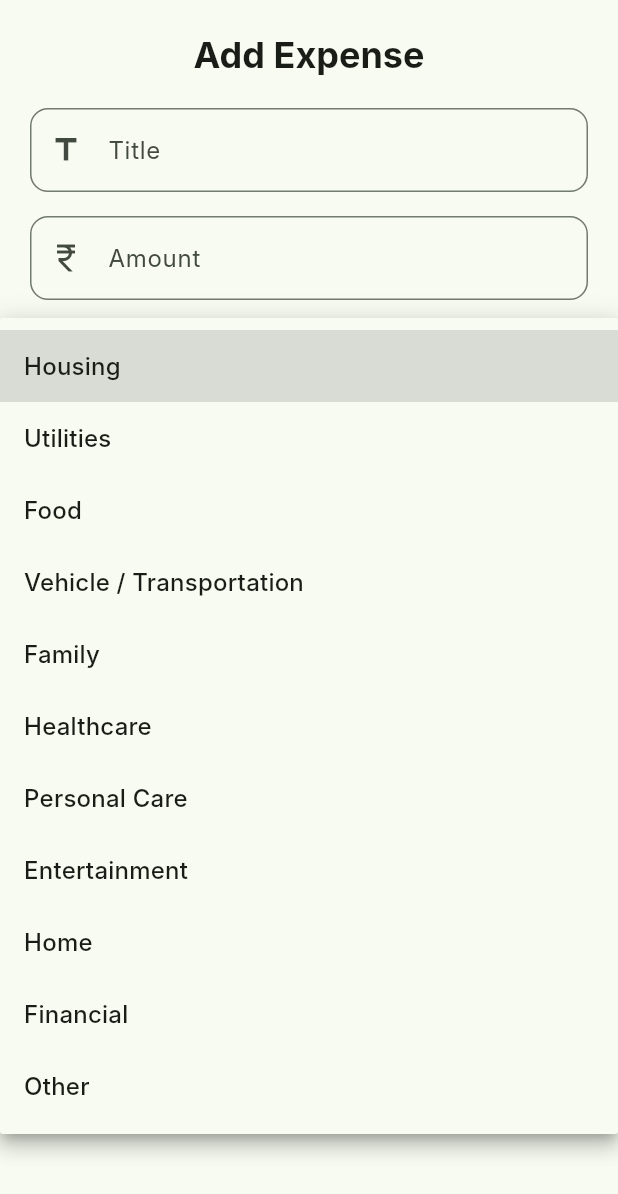
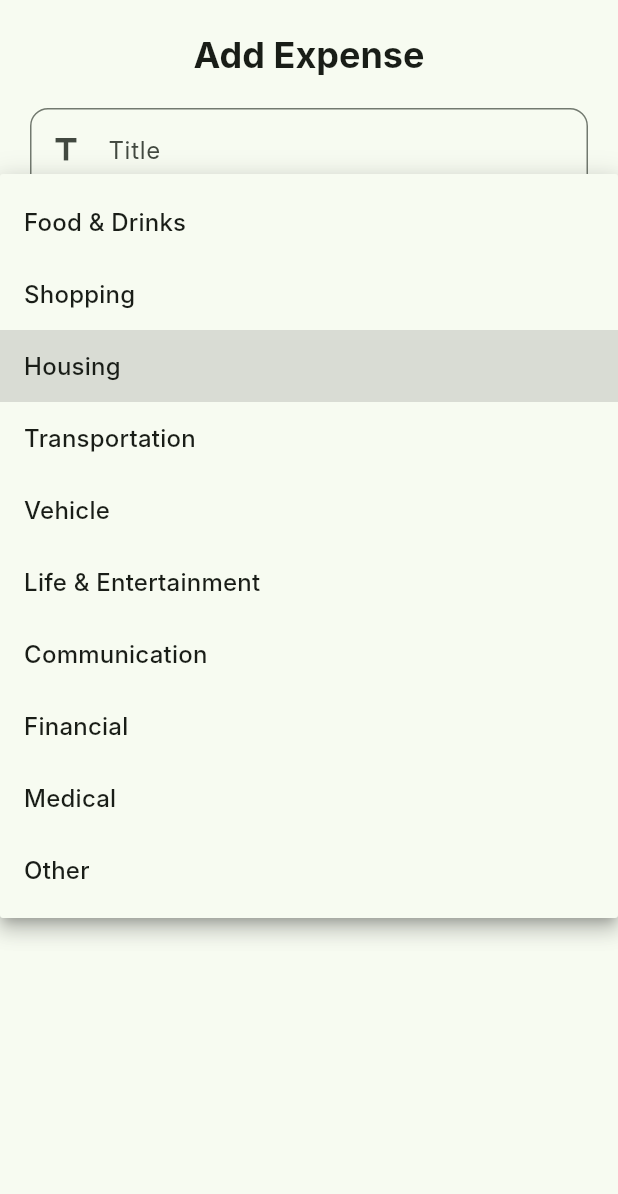
Before and after one commit to Devarshi-113/shukla-exp-manager, a Flutter app: the AddExpenseBottomSheet widget shown alone on an empty page, opened directly, after a tap on "Housing", on a phone screen of 412 x 824 dp. Shown: the top 1194 px of the screen. Run offline on Flutter 3.47's test engine with Material 3 defaults, Android fonts, the phone set to English and light mode, and no system bars; our stand-ins replace cloud_firestore, connectivity_plus, csv, firebase_core, fl_chart, shared_preferences; missing offline and left inert: dart:html; accounts and stored records are empty; Roboto replaces fonts that are missing (Inter).

Commit message:
Category Hirerchy

```diff
--- a/lib/screens/add_expense_bottom_sheet.dart
+++ b/lib/screens/add_expense_bottom_sheet.dart
@@ -23,17 +23,93 @@ class _AddExpenseBottomSheetState extends State<AddExpenseBottomSheet> {
   DateTime _selectedDate = DateTime.now();
   String _mode = 'online';
 
+  // final Map<String, List<String>> _categoryMap = {
+  //   'Housing': ['Housing', 'Mortgage', 'Property Tax', 'Home Insurance', 'Maintenance', 'Other'],
+  //   'Utilities': ['Electricity', 'Water & Sewage', 'Gas', 'Internet & TV', 'Mobile Phone', 'Other'],
+  //   'Food': ['Dining Out', 'Online ordering', 'Other'],
+  //   'Vehicle / Transportation': ['Fuel', 'Maintenance', 'Public Transit', 'Parking & Tolls', 'Other'],
+  //   'Family': ['Childcare', 'School Fees', 'Toys & Gear', 'Other'],
+  //   'Healthcare': ['Medical Visits', 'Pharmacy', 'Dental', 'Vision', 'Other'],
+  //   'Personal Care': ['Clothing', 'Hair & Grooming', 'Toiletries', 'Gym & Fitness', 'Other'],
+  //   'Entertainment': ['Streaming', 'Movies & Events', 'Hobbies', 'Other'],
+  //   'Home': ['Cleaning Supplies', 'Furniture', 'Repairs & Tools', 'Groceries', 'Other'],
+  //   'Financial': ['Debt Payments', 'Savings', 'Life Insurance', 'Gifts & Charity', 'Miscellaneous', 'Other'],
+  //   'Other': ['Other']
+  // };
+
   final Map<String, List<String>> _categoryMap = {
-    'Housing': ['Housing', 'Mortgage', 'Property Tax', 'Home Insurance', 'Maintenance', 'Other'],
-    'Utilities': ['Electricity', 'Water & Sewage', 'Gas', 'Internet & TV', 'Mobile Phone', 'Other'],
-    'Food': ['Dining Out', 'Online ordering', 'Other'],
-    'Vehicle / Transportation': ['Fuel', 'Maintenance', 'Public Transit', 'Parking & Tolls', 'Other'],
-    'Family': ['Childcare', 'School Fees', 'Toys & Gear', 'Other'],
-    'Healthcare': ['Medical Visits', 'Pharmacy', 'Dental', 'Vision', 'Other'],
-    'Personal Care': ['Clothing', 'Hair & Grooming', 'Toiletries', 'Gym & Fitness', 'Other'],
-    'Entertainment': ['Streaming', 'Movies & Events', 'Hobbies', 'Other'],
-    'Home': ['Cleaning Supplies', 'Furniture', 'Repairs & Tools', 'Groceries', 'Other'],
-    'Financial': ['Debt Payments', 'Savings', 'Life Insurance', 'Gifts & Charity', 'Miscellaneous', 'Other'],
+    'Food & Drinks': [
+      'Groceries',
+      'Restaurant',
+      'Online Ordering',
+      'Other'
+    ],
+    'Shopping': [
+      'Clothes & Shoes',
+      'Electronics & Accessories',
+      'Gifts',
+      'Health & Beauty',
+      'Jewels & Accessories',
+      'Stationery / Tools',
+      'Home / Garden',
+      'Other'
+    ],
+    'Housing': [
+      'Electricity',
+      'Gas',
+      'Rent',
+      'Maintenance',
+      'Repairs',
+      'Services',
+      'Other'
+    ],
+    'Transportation': [
+      'Business Trips',
+      'Flights',
+      'Public Transport',
+      'Taxi',
+      'Other'
+    ],
+    'Vehicle': [
+      'Fuel',
+      'Parking',
+      'Maintenance',
+      'Other'
+    ],
+    'Life & Entertainment': [
+      'Sports / Fitness',
+      'Subscriptions',
+      'Cultural',
+      'Hobbies',
+      'Holiday / Trips / Hotels',
+      'Events / Functions',
+      'TV / Streaming',
+      'Wellness / Beauty',
+      'Other'
+    ],
+    'Communication': [
+      'Internet',
+      'Phone',
+      'Software / Apps / Games',
+      'Other'
+    ],
+    'Financial': [
+      'Advisory',
+      'Fees',
+      'Charges',
+      'Fines',
+      'Insurance',
+      'Loan / Interest',
+      'Taxes',
+      'Mortgage',
+      'Other'
+    ],
+    'Medical': [
+      'Medicines',
+      'Doctor Visit',
+      'Operations / Surgery',
+      'Other'
+    ],
     'Other': ['Other']
   };
 
```
Also changed, not shown: 1 other file.
